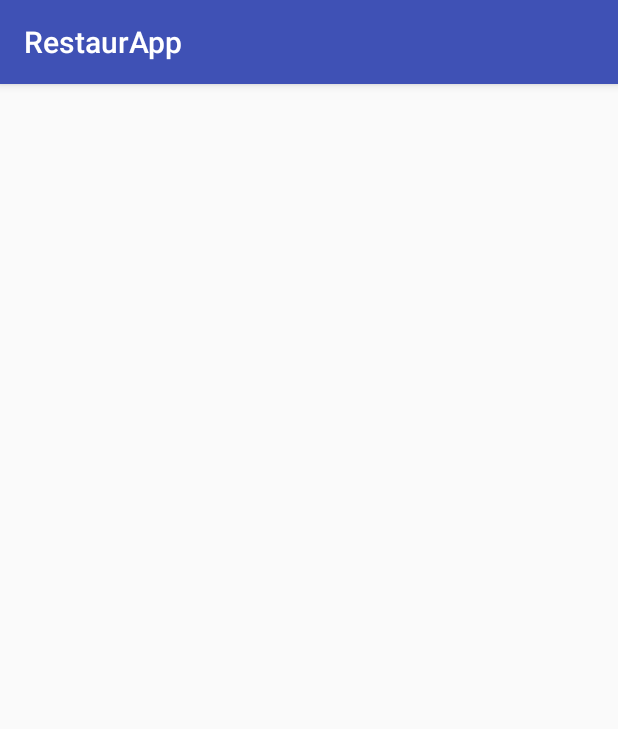
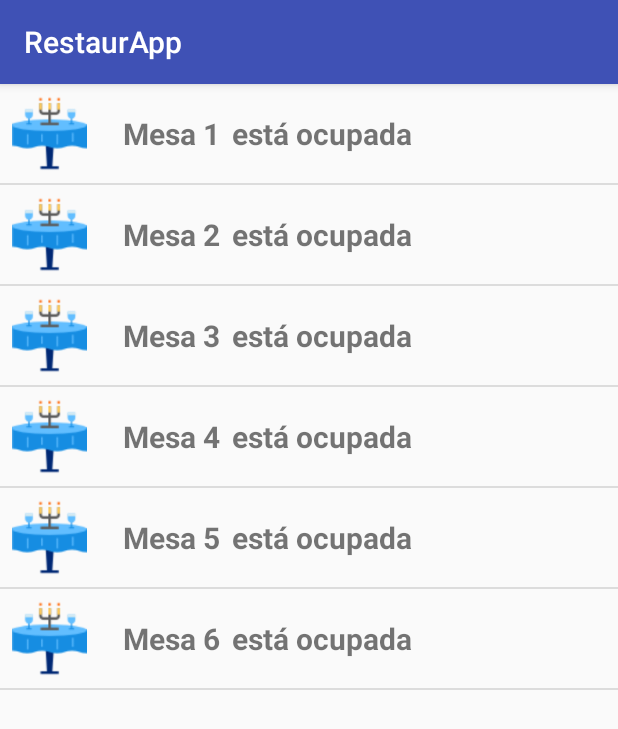
Before and after one commit to HectorAguado/RestaurApp, an Android app: the screen it shows after launch (TableListActivity), on a phone screen of 412 x 824 dp. Shown: the top 729 px of the screen. Run offline under Robolectric (Android 15) with nearby library versions, the phone set to English and light mode, and no system bars.

Commit message:
TableListActivity con un adaptador personalizado TableListAdapter

```diff
--- a/app/src/main/java/com/haguado/restaurapp/activity/TableListActivity.kt
+++ b/app/src/main/java/com/haguado/restaurapp/activity/TableListActivity.kt
@@ -2,14 +2,29 @@ package com.haguado.restaurapp.activity
 
 import android.support.v7.app.AppCompatActivity
 import android.os.Bundle
+import android.widget.ArrayAdapter
 import com.haguado.restaurapp.R
+import com.haguado.restaurapp.adapter.TableListAdapter
+import com.haguado.restaurapp.model.Table
+import com.haguado.restaurapp.repository.TablesRepo
+import kotlinx.android.synthetic.main.activity_table_list.*
 
 class TableListActivity : AppCompatActivity() {
 
     override fun onCreate(savedInstanceState: Bundle?) {
         super.onCreate(savedInstanceState)
         setContentView(R.layout.activity_table_list)
+
+        table_list.adapter = TableListAdapter(this)
+
+
+//        city_list.setOnItemClickListener {
+//            _, _, index, _ ->  // adapterView, view, index, l ->  // los atributos que no interesan los sustituimos por _
+//            // Avisamos al listener que una ciudad ha sido seleccionada
+//            onCitySelectedListener?.onCitySelected(Cities[index], index)
+//        }
+
     }
 
-    fun loadTables
+
 }
--- /dev/null
+++ b/app/src/main/java/com/haguado/restaurapp/adapter/TableListAdapter.kt
@@ -0,0 +1,60 @@
+package com.haguado.restaurapp.adapter
+
+import android.content.Context
+import android.view.LayoutInflater
+import android.view.View
+import android.view.ViewGroup
+import android.widget.BaseAdapter
+import android.widget.ImageView
+import android.widget.TextView
+import com.haguado.restaurapp.R
+import com.haguado.restaurapp.repository.TablesRepo
+import kotlinx.android.synthetic.main.view_table_list_item.*
+
+class TableListAdapter(context: Context): BaseAdapter() {
+
+    // PROPERTIES
+    private val mInflater: LayoutInflater = LayoutInflater.from(context)
+
+    // BASE ADAPTER METHODS
+    override fun getItem(position: Int): Any {
+        return TablesRepo.getTable(position)
+    }
+
+    override fun getItemId(position: Int): Long {
+        return position.toLong()
+    }
+
+    override fun getCount(): Int {
+        return TablesRepo.count
+    }
+
+    override fun getView(position: Int, convertView: View?, parent: ViewGroup?): View? {
+        val view: View?
+        val vh: ListRowHolder
+        val table = TablesRepo.getTable(position)
+        if (convertView == null) {
+            view = this.mInflater.inflate(R.layout.view_table_list_item, parent, false)
+            vh = ListRowHolder(view)
+            view?.tag = vh
+        } else {
+            view = convertView
+            vh = view.tag as ListRowHolder
+        }
+        vh.numberLabel?.text = "Mesa ${table.number}"
+        if (table.meals.isEmpty()) {
+            vh.tableImage?.setImageResource(R.drawable.table_off)
+            vh.isEmptyLabel?.text = "está libre"
+        }else{
+            vh.tableImage?.setImageResource(R.drawable.table_on)
+            vh.isEmptyLabel?.text = "está ocupada"
+        }
+        return view
+    }
+
+    private class ListRowHolder(row: View?) {
+        val tableImage = row?.findViewById<ImageView>(R.id.table_imageview)
+        val numberLabel = row?.findViewById<TextView>(R.id.table_number_textview)
+        val isEmptyLabel = row?.findViewById<TextView>(R.id.table_is_empty_textView)
+    }
+}
--- a/app/src/main/java/com/haguado/restaurapp/repository/TablesRepo.kt
+++ b/app/src/main/java/com/haguado/restaurapp/repository/TablesRepo.kt
@@ -1,15 +1,18 @@
 package com.haguado.restaurapp.repository
 
 import com.haguado.restaurapp.R
+import com.haguado.restaurapp.model.Meal
 import com.haguado.restaurapp.model.Table
 
 object TablesRepo {
-    private var tables: List<Table> = fillRestaurantTebles()
+    private val tables: List<Table> = fillRestaurantTebles()
 
     val count
         get() = tables.size
 
     fun getTable(index: Int) = tables[index]
+
+    fun toArray() = tables.toTypedArray()
 
     private fun fillRestaurantTebles(): List<Table>{
         val numberOfTables = 6
@@ -20,6 +23,7 @@ object TablesRepo {
     }
 
     private fun intToTable(int: Int): Table {
-        return Table(int, listOf())
+        return Table(int, listOf(Meal(1,"", "", 0.00f, listOf(), R.drawable.picadillo)))
     }
+
 }
--- /dev/null
+++ b/app/src/main/res/layout/view_table_list_item.xml
@@ -0,0 +1,45 @@
+<?xml version="1.0" encoding="utf-8"?>
+<android.support.constraint.ConstraintLayout
+    android:id="@+id/table_item"
+    xmlns:android="http://schemas.android.com/apk/res/android"
+    xmlns:app="http://schemas.android.com/apk/res-auto"
+    android:layout_width="match_parent"
+    android:layout_height="match_parent"
+    xmlns:tools="http://schemas.android.com/tools"
+    android:padding="8dp">
+
+    <ImageView
+        android:id="@+id/table_imageview"
+        android:layout_width="50dp"
+        android:layout_height="50dp"
+        android:scaleType="fitCenter"
+        android:src="@drawable/table_off"
+        app:layout_constraintStart_toStartOf="parent"
+        app:layout_constraintTop_toTopOf="parent" />
+
+    <TextView
+        android:id="@+id/table_number_textview"
+        android:layout_width="wrap_content"
+        android:layout_height="wrap_content"
+        android:layout_marginBottom="8dp"
+        android:layout_marginStart="24dp"
+        android:layout_marginTop="8dp"
+        android:textSize="20sp"
+        android:textStyle="bold"
+        app:layout_constraintBottom_toBottomOf="@+id/table_imageview"
+        app:layout_constraintStart_toEndOf="@+id/table_imageview"
+        app:layout_constraintTop_toTopOf="@+id/table_imageview"
+        tools:text="Mesa X" />
+
+    <TextView
+        android:id="@+id/table_is_empty_textView"
+        android:layout_width="wrap_content"
+        android:layout_height="wrap_content"
+        android:layout_marginStart="8dp"
+        android:textSize="20sp"
+        android:textStyle="bold"
+        app:layout_constraintStart_toEndOf="@+id/table_number_textview"
+        app:layout_constraintTop_toTopOf="@+id/table_number_textview"
+        tools:text="está vacía" />
+
+</android.support.constraint.ConstraintLayout>
```
Also changed, not shown: app/src/main/java/com/haguado/restaurapp/model/RestaurantMenu.kt (deleted, +0 -61 lines), app/src/main/java/com/haguado/restaurapp/model/Table.kt (+11 -0 lines).
